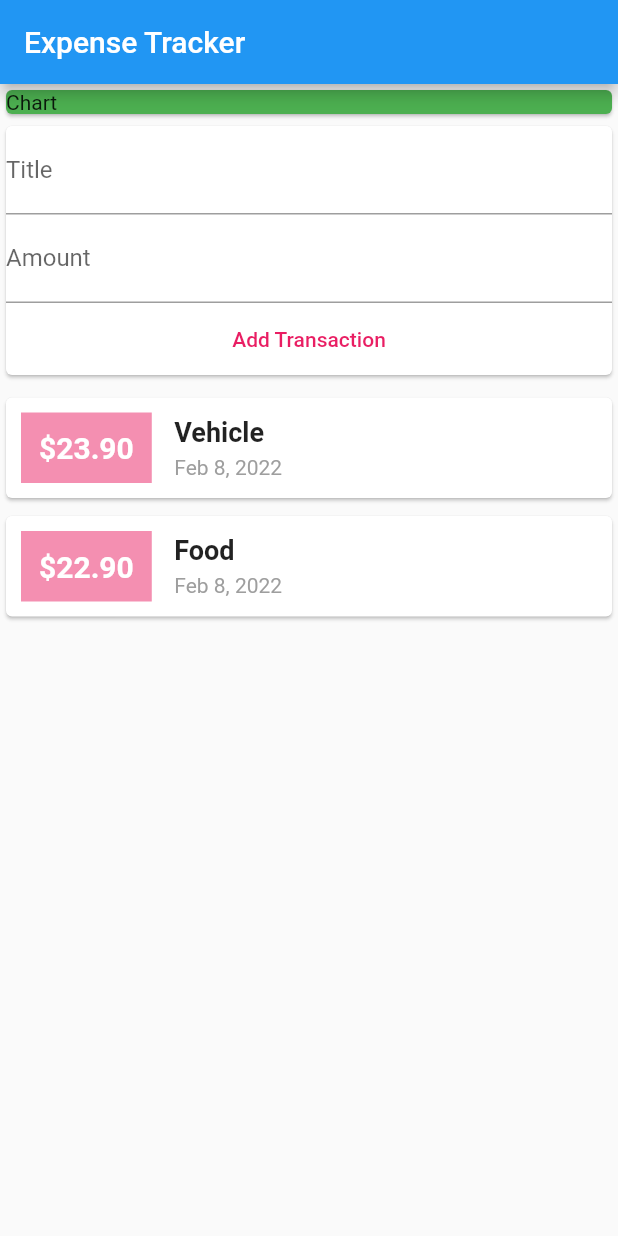
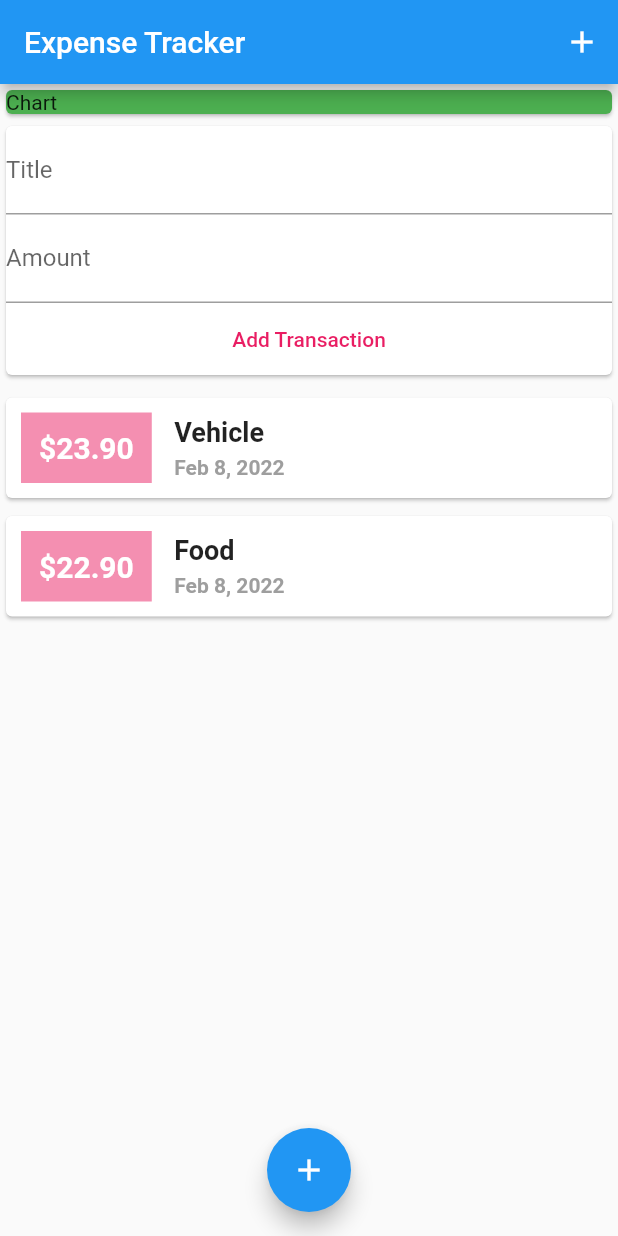
Before and after one commit to hasibulHossain/expense_tracker, a Flutter app: the screen it shows after launch, after a tap on "Add Transaction", on a phone screen of 412 x 824 dp. Run offline on Flutter 3.47's test engine with Material 2 defaults, Android fonts, the phone set to English and light mode, and no system bars.

Commit message:
added scroll widget, floating button and make some change

```diff
--- a/lib/main.dart
+++ b/lib/main.dart
@@ -42,11 +42,33 @@ class _MyHomePageState extends State<MyHomePage> {
     ),
   ];
 
+  void addTransaction({required String title, required num amount}) {
+    final tx = Transaction(
+      title: title,
+      amount: amount,
+      time: DateTime.now(),
+      id: DateTime.now().toString(),
+    );
+
+    setState(() {
+      _transactions.add(tx);
+    });
+  }
+
   @override
   Widget build(BuildContext context) {
     return Scaffold(
-      appBar: AppBar(title: const Text('Expense Tracker')),
-      body: Column(
+      appBar: AppBar(
+        title: const Text('Expense Tracker'),
+        actions: <Widget>[
+          IconButton(
+            onPressed: () {},
+            icon: const Icon(Icons.add),
+          ),
+        ],
+      ),
+      body: SingleChildScrollView(
+        child: Column(
           mainAxisAlignment: MainAxisAlignment.start,
           crossAxisAlignment: CrossAxisAlignment.center,
           children: <Widget>[
@@ -57,9 +79,15 @@ class _MyHomePageState extends State<MyHomePage> {
                 color: Colors.green,
               ),
             ),
-          NewTransaction(),
+            NewTransaction(addTransaction),
             TransactionList(_transactions),
           ],
+        ),
+      ),
+      floatingActionButtonLocation: FloatingActionButtonLocation.centerFloat,
+      floatingActionButton: FloatingActionButton(
+        child: const Icon(Icons.add),
+        onPressed: () {},
       ),
     );
   }
--- a/lib/models/transaction.dart
+++ b/lib/models/transaction.dart
@@ -3,7 +3,7 @@ import 'package:flutter/material.dart';
 class Transaction {
   final String id;
   final String title;
-  final double amount;
+  final num amount;
   final DateTime time;
 
   Transaction({required this.id, required this.title, required this.amount, required this.time});
--- a/lib/widgets/new_transaction.dart
+++ b/lib/widgets/new_transaction.dart
@@ -1,8 +1,21 @@
 import 'package:flutter/material.dart';
 
 class NewTransaction extends StatelessWidget {
+  final Function createTransaction;
+
+  NewTransaction(this.createTransaction);
+
   final titleController = TextEditingController();
   final amountController = TextEditingController();
+
+  submitData() {
+    String title = titleController.text;
+    num amount = amountController.text.isEmpty ? 0 : num.parse(amountController.text);
+
+    if(title.isEmpty || amount <= 0) return;
+
+    createTransaction(title: title, amount: amount);
+  }
 
   @override
   Widget build(BuildContext context) {
@@ -17,18 +30,18 @@ class NewTransaction extends StatelessWidget {
                 labelText: 'Title',
               ),
               controller: titleController,
+              onSubmitted: (_) => submitData(),
             ),
             TextField(
               decoration: const InputDecoration(
                 labelText: 'Amount',
               ),
               controller: amountController,
+              keyboardType: const TextInputType.numberWithOptions(decimal: true),
+              onSubmitted: (_) => submitData(),
             ),
             FlatButton(
-              onPressed: () {
-                print(
-                    'title: ${titleController.text}. amount: ${amountController.text};');
-              },
+              onPressed: submitData,
               child: Text('Add Transaction'),
               textColor: Colors.pink,
             ),
--- a/lib/widgets/transaction_list.dart
+++ b/lib/widgets/transaction_list.dart
@@ -11,8 +11,9 @@ class TransactionList extends StatelessWidget {
   @override
   Widget build(BuildContext context) {
     return Container(
+      height: 500,
       width: double.infinity,
-      child: Column(
+        child: ListView(
           children: transactions.map((item) {
             return Container(
               margin: const EdgeInsets.symmetric(
@@ -60,7 +61,7 @@ class TransactionList extends StatelessWidget {
                           ),
                           Text(
                             DateFormat.yMMMd().format(item.time),
-                          style: const TextStyle(color: Colors.grey),
+                            style: const TextStyle(color: Colors.grey, fontWeight: FontWeight.bold),
                           ),
                         ],
                       )
```
Lines whose indentation alone changed are shown as unchanged.
